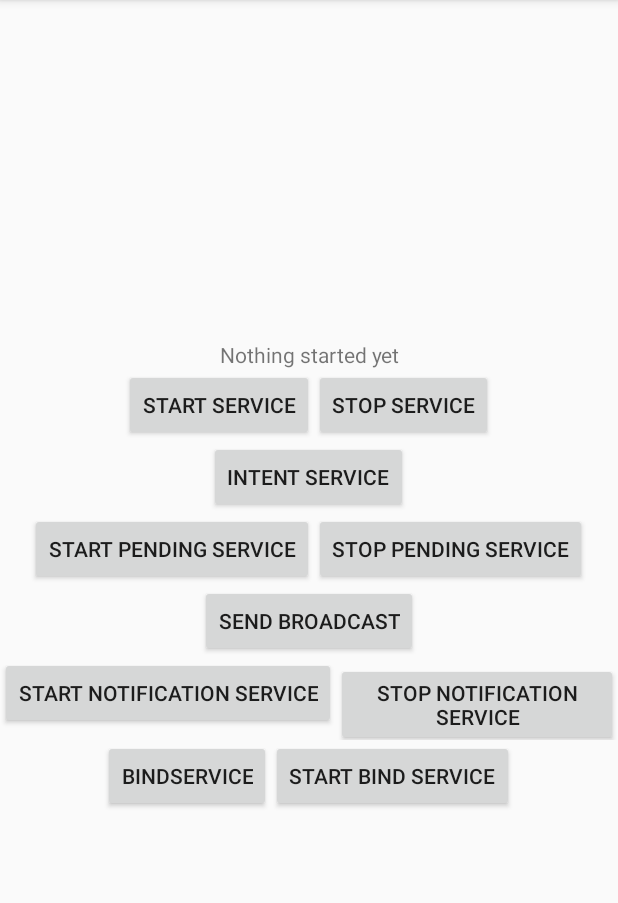
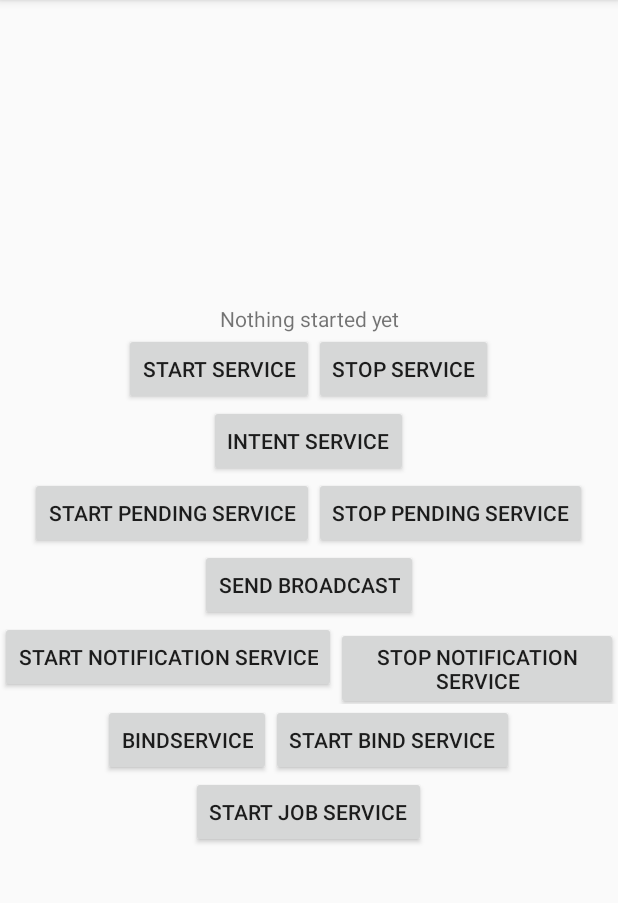
Before and after one commit to harutus22/StartedService, an Android app: the screen it shows after launch (MainActivity), on a phone screen of 412 x 824 dp, the part 84-987 px from its top. Run offline under Robolectric (Android 15) with nearby library versions, the phone set to English and light mode, and no system bars.

Commit message:
jobService

```diff
--- a/app/src/main/AndroidManifest.xml
+++ b/app/src/main/AndroidManifest.xml
@@ -3,6 +3,7 @@
     package="com.example.startedservice">
 
     <uses-permission android:name="android.permission.FOREGROUND_SERVICE" />
+    <uses-permission android:name="android.permission.RECEIVE_BOOT_COMPLETED"/>
 
     <application
         android:allowBackup="true"
--- a/app/src/main/res/layout/activity_main.xml
+++ b/app/src/main/res/layout/activity_main.xml
@@ -107,7 +107,11 @@
 
     </LinearLayout>
 
-
+    <Button
+        android:layout_width="wrap_content"
+        android:layout_height="wrap_content"
+        android:text="Start job service"
+        android:onClick="startJobService"/>
 
 
 </LinearLayout>
```
Also changed, not shown: app/src/main/java/com/example/startedservice/MainActivity.java (+16 -0 lines), app/src/main/java/com/example/startedservice/MyJobScheduler.java (+19 -4 lines).
